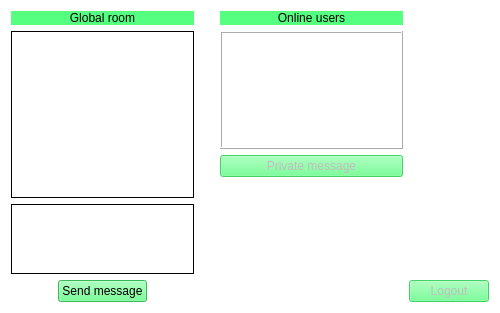
First picture: the form in Client/MainWindow.ui, repository czimbortibor/linux-chat-application, before the edit.
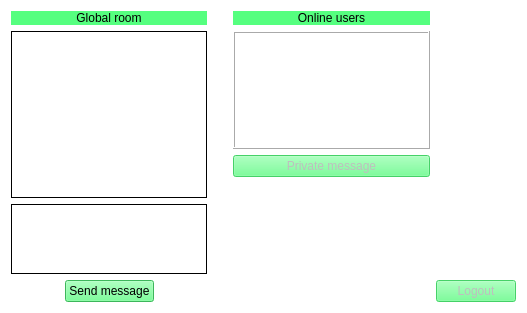
Second picture: the form after the edit.

```diff
--- a/Client/MainWindow.ui
+++ b/Client/MainWindow.ui
@@ -6,7 +6,7 @@
    <rect>
     <x>0</x>
     <y>0</y>
-    <width>500</width>
+    <width>527</width>
     <height>313</height>
    </rect>
   </property>
```
